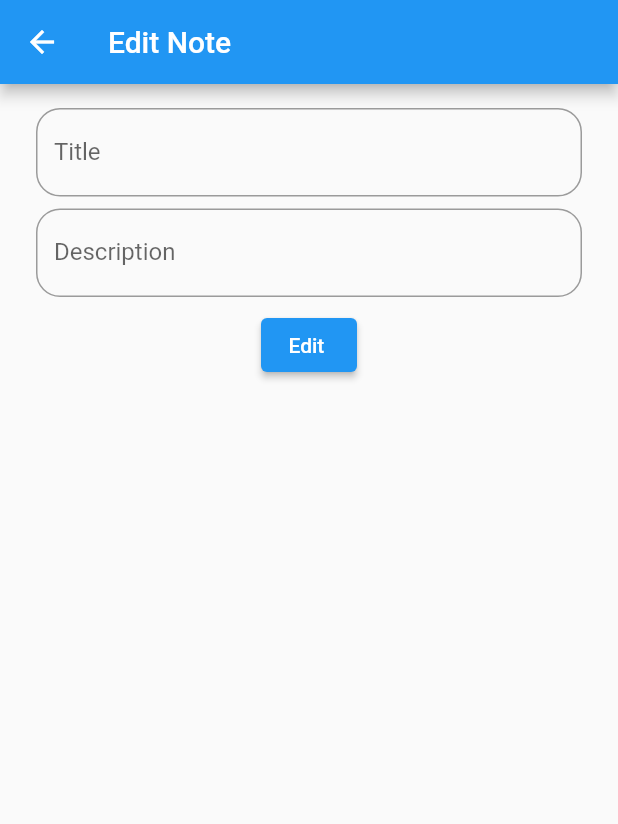
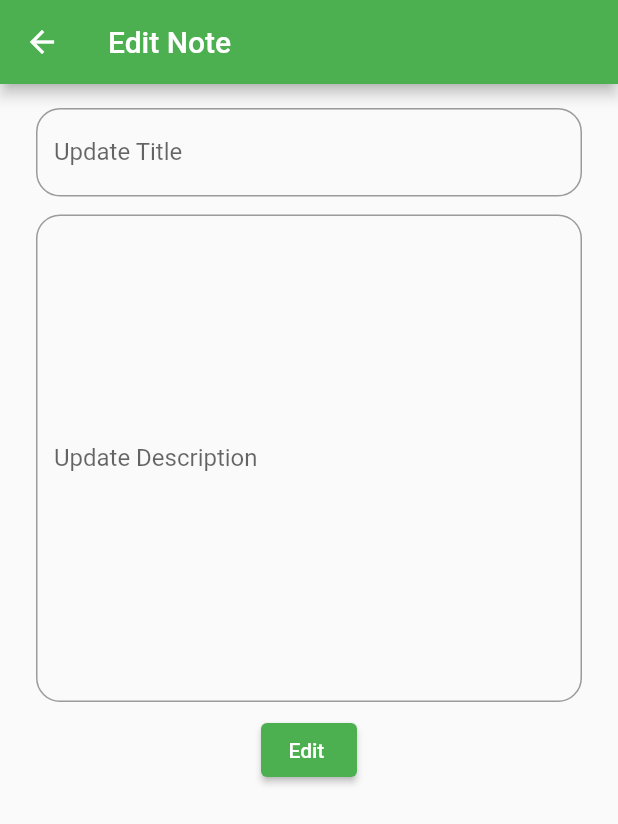
Before and after one commit to hafeezrana/notes_firebase, a Flutter app: the NoteDetailView screen opened directly with empty values, after a tap on the "edit" icon, on a phone screen of 412 x 824 dp. Shown: the top 824 px of the screen. Run offline on Flutter 3.47's test engine with Material 2 defaults, Android fonts, the phone set to English and light mode, and no system bars; our stand-ins replace cloud_firestore, firebase_core; accounts and stored records are empty.

Commit message:
Some UI Improvements

```diff
--- a/lib/main.dart
+++ b/lib/main.dart
@@ -18,7 +18,7 @@ class MyApp extends StatelessWidget {
       debugShowCheckedModeBanner: false,
       title: 'Note App',
       theme: ThemeData(
-        primarySwatch: Colors.blue,
+        primarySwatch: Colors.green,
       ),
       home: const HomeView(),
     );
--- a/lib/models/note.dart
+++ b/lib/models/note.dart
@@ -3,22 +3,19 @@ import 'dart:convert';
 class Note {
   String? title;
   String? description;
-  int? id;
+
   Note({
     this.title,
     this.description,
-    this.id,
   });
 
   Note copyWith({
     String? title,
     String? description,
-    int? id,
   }) {
     return Note(
       title: title ?? this.title,
       description: description ?? this.description,
-      id: id ?? this.id,
     );
   }
 
@@ -26,7 +23,6 @@ class Note {
     return {
       'title': title,
       'description': description,
-      'id': id,
     };
   }
 
@@ -34,7 +30,6 @@ class Note {
     return Note(
       title: map['title'],
       description: map['description'],
-      id: map['id']?.toInt(),
     );
   }
 
@@ -43,8 +38,7 @@ class Note {
   factory Note.fromJson(String source) => Note.fromMap(json.decode(source));
 
   @override
-  String toString() =>
-      'Note(title: $title, description: $description, id: $id)';
+  String toString() => 'Note(title: $title, description: $description)';
 
   @override
   bool operator ==(Object other) {
@@ -52,10 +46,9 @@ class Note {
 
     return other is Note &&
         other.title == title &&
-        other.description == description &&
-        other.id == id;
+        other.description == description;
   }
 
   @override
-  int get hashCode => title.hashCode ^ description.hashCode ^ id.hashCode;
+  int get hashCode => title.hashCode ^ description.hashCode;
 }
--- a/lib/views/add_note_view.dart
+++ b/lib/views/add_note_view.dart
@@ -48,6 +48,7 @@ class _AddNoteViewState extends State<AddNoteView> {
             ),
             TextFormField(
               controller: descriptionController,
+              maxLines: 15,
               decoration: InputDecoration(
                 labelText: 'Description',
                 hintText: "Enter your description...",
@@ -65,6 +66,7 @@ class _AddNoteViewState extends State<AddNoteView> {
                         title: titleController.text,
                         description: descriptionController.text)
                     .toMap());
+
                 Navigator.of(context).pop();
               },
               child: const Text('Add '),
--- a/lib/views/edit_note_view.dart
+++ b/lib/views/edit_note_view.dart
@@ -4,10 +4,12 @@ import 'package:note_firebase/models/note.dart';
 
 class EditNoteView extends StatefulWidget {
   const EditNoteView({
+    required this.note,
     Key? key,
     required this.noteId,
   }) : super(key: key);
 
+  final Note? note;
   final String? noteId;
 
   @override
@@ -17,6 +19,13 @@ class EditNoteView extends StatefulWidget {
 class _EditNoteViewState extends State<EditNoteView> {
   final titleController = TextEditingController();
   final descriptionController = TextEditingController();
+
+  @override
+  void initState() {
+    titleController.text = widget.note!.title!;
+    descriptionController.text = widget.note!.description!;
+    super.initState();
+  }
 
   @override
   void dispose() {
@@ -29,7 +38,7 @@ class _EditNoteViewState extends State<EditNoteView> {
   Widget build(BuildContext context) {
     return Scaffold(
       appBar: AppBar(
-        title: const Text('Edit Note '),
+        title: const Text('Edit Note'),
       ),
       body: Padding(
         padding: const EdgeInsets.all(16.0).copyWith(left: 24, right: 24),
@@ -38,7 +47,7 @@ class _EditNoteViewState extends State<EditNoteView> {
             TextFormField(
               controller: titleController,
               decoration: InputDecoration(
-                labelText: 'Title',
+                labelText: 'Update Title',
                 hintText: "Edit your title...",
                 border: OutlineInputBorder(
                   borderRadius: BorderRadius.circular(16),
@@ -46,12 +55,13 @@ class _EditNoteViewState extends State<EditNoteView> {
               ),
             ),
             const SizedBox(
-              height: 8,
+              height: 12,
             ),
             TextFormField(
               controller: descriptionController,
+              maxLines: 15,
               decoration: InputDecoration(
-                labelText: 'Description',
+                labelText: 'Update Description',
                 hintText: "Edit your description...",
                 border: OutlineInputBorder(
                   borderRadius: BorderRadius.circular(16),
--- a/lib/views/note_detail_view.dart
+++ b/lib/views/note_detail_view.dart
@@ -21,7 +21,7 @@ class _NoteDetailViewState extends State<NoteDetailView> {
   Widget build(BuildContext context) {
     return Scaffold(
       appBar: AppBar(
-        title: const Text('Detail Page'),
+        title: Text(widget.note!.title!),
         actions: [
           IconButton(
             onPressed: () {
@@ -30,6 +30,7 @@ class _NoteDetailViewState extends State<NoteDetailView> {
                 MaterialPageRoute(
                   builder: (context) => EditNoteView(
                     noteId: widget.noteId,
+                    note: widget.note,
                   ),
                 ),
               );
@@ -38,8 +39,19 @@ class _NoteDetailViewState extends State<NoteDetailView> {
           ),
         ],
       ),
-      body: Center(
-        child: Text(widget.note!.description!),
+      body: Padding(
+        padding: const EdgeInsets.all(8.0),
+        child: Dialog(
+          backgroundColor: Colors.grey,
+          insetPadding: const EdgeInsets.all(8),
+          child: Padding(
+            padding: const EdgeInsets.all(16.0),
+            child: Text(
+              widget.note!.description!,
+              style: const TextStyle(fontSize: 16, fontWeight: FontWeight.w100),
+            ),
+          ),
+        ),
       ),
     );
   }
```
Also changed, not shown: lib/views/home_view.dart (+27 -21 lines).
